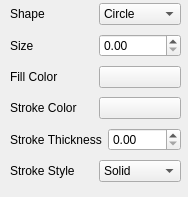
First picture: the form in Project1/shaperenderer.ui, repository MarcLF/CuteTProject1, before the edit.
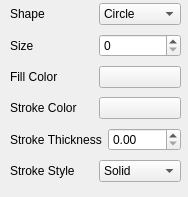
Second picture: the form after the edit.

The edit to the form file:
```diff
--- a/Project1/shaperenderer.ui
+++ b/Project1/shaperenderer.ui
@@ -13,7 +13,7 @@
   <property name="windowTitle">
    <string>Form</string>
   </property>
-  <widget class="QWidget" name="">
+  <widget class="QWidget" name="layoutWidget">
    <property name="geometry">
     <rect>
      <x>10</x>
@@ -63,7 +63,7 @@
        </widget>
       </item>
       <item>
-       <widget class="QDoubleSpinBox" name="SizeWidget"/>
+       <widget class="QSpinBox" name="SizeWidget"/>
       </item>
      </layout>
     </item>
```
Left out of the diff: 5 changed lines with no effect on the pictures.
